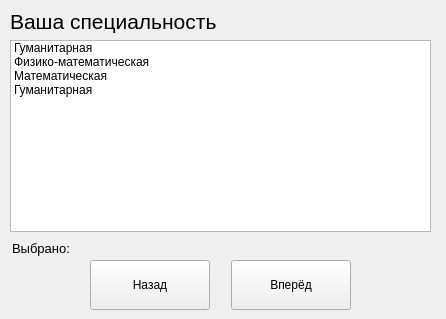
First picture: the form in RMM_Task07/uis/form4.ui, repository Ramiloid/RMM_python_TOU, before the edit.
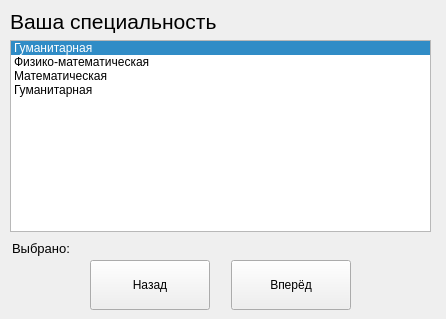
Second picture: the form after the edit.

```diff
--- a/RMM_Task07/uis/form4.ui
+++ b/RMM_Task07/uis/form4.ui
@@ -115,6 +115,9 @@
     <property name="whatsThis">
      <string>&lt;html&gt;&lt;head/&gt;&lt;body&gt;&lt;p&gt;&lt;br/&gt;&lt;/p&gt;&lt;/body&gt;&lt;/html&gt;</string>
     </property>
+    <property name="currentRow">
+     <number>0</number>
+    </property>
     <item>
      <property name="text">
       <string>Гуманитарная</string>
```
